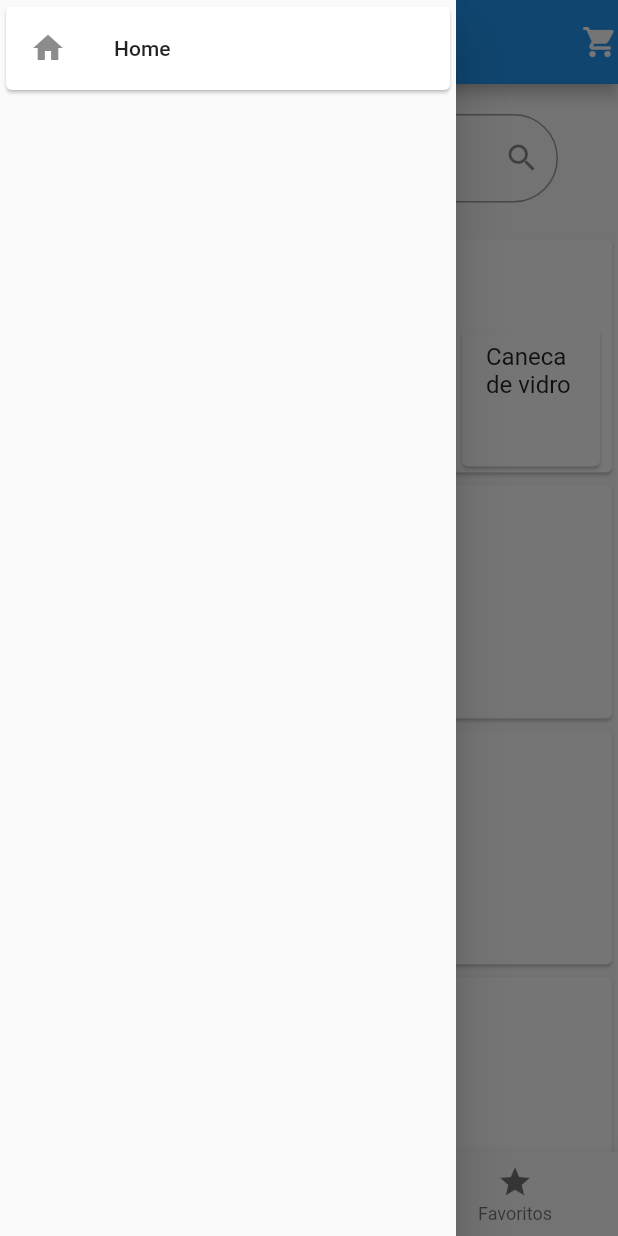
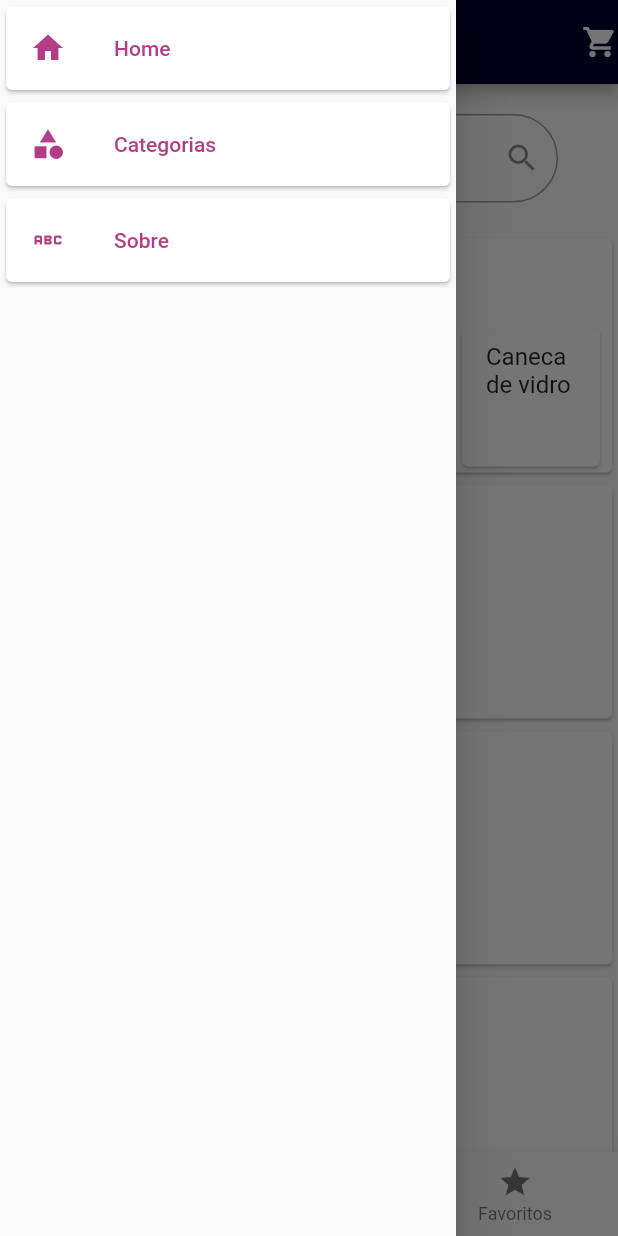
Before and after one commit to IsaiasFMAlcantara/projeto-tcc, a Flutter app: the screen it shows after launch, in the side drawer, after a tap on "Home", on a phone screen of 412 x 824 dp. Run offline on Flutter 3.47's test engine with Material 2 defaults, Android fonts, the phone set to English and light mode, and no system bars.

Commit message:
subindo projeto

```diff
--- /dev/null
+++ b/lib/componentes/cores.dart
@@ -0,0 +1,7 @@
+import 'dart:ui';
+
+var corAppBar = Color(0xff03012C);
+var corIconeDrawer = Color(0xffB33C86);
+var corTextoDrawer = Color(0xffB33C86);
+var corTexto = Color(0xffEA638C);
+var corIcone = Color(0xff002A22);
--- a/lib/custom/appBarCustom.dart
+++ b/lib/custom/appBarCustom.dart
@@ -1,4 +1,5 @@
 import 'package:flutter/material.dart';
+import 'package:hello_word/componentes/cores.dart';
 
 class CustomAppBar extends StatelessWidget implements PreferredSizeWidget {
   final String title;
@@ -10,7 +11,7 @@ class CustomAppBar extends StatelessWidget implements PreferredSizeWidget {
 
   @override
   Widget build(BuildContext context) {
-    return AppBar(
+    return AppBar(backgroundColor: corAppBar,
       title: Center(
         child: Row(
           mainAxisAlignment: MainAxisAlignment.center,
--- a/lib/custom/drawerCustom.dart
+++ b/lib/custom/drawerCustom.dart
@@ -1,4 +1,5 @@
 import 'package:flutter/material.dart';
+import 'package:hello_word/componentes/cores.dart';
 
 class CustomDrawer extends StatefulWidget {
   const CustomDrawer({Key? key}) : super(key: key);
@@ -17,8 +18,42 @@ class _CustomDrawerState extends State<CustomDrawer> {
             child: ListTile(
               leading: Icon(
                 Icons.home,
+                color: corIconeDrawer,
               ),
-              title: Text('Home'),
+              title: Text(
+                'Home',
+                style: TextStyle(color: corTextoDrawer),
+              ),
+              onTap: () {
+                Navigator.of(context).pushNamed('/home');
+              },
+            ),
+          ),
+          Card(
+            child: ListTile(
+              leading: Icon(
+                Icons.category_sharp,
+                color: corIconeDrawer,
+              ),
+              title: Text(
+                'Categorias',
+                style: TextStyle(color: corTextoDrawer),
+              ),
+              onTap: () {
+                Navigator.of(context).pushNamed('/home');
+              },
+            ),
+          ),
+          Card(
+            child: ListTile(
+              leading: Icon(
+                Icons.abc,
+                color: corIconeDrawer,
+              ),
+              title: Text(
+                'Sobre',
+                style: TextStyle(color: corTextoDrawer),
+              ),
               onTap: () {
                 Navigator.of(context).pushNamed('/home');
               },
```
